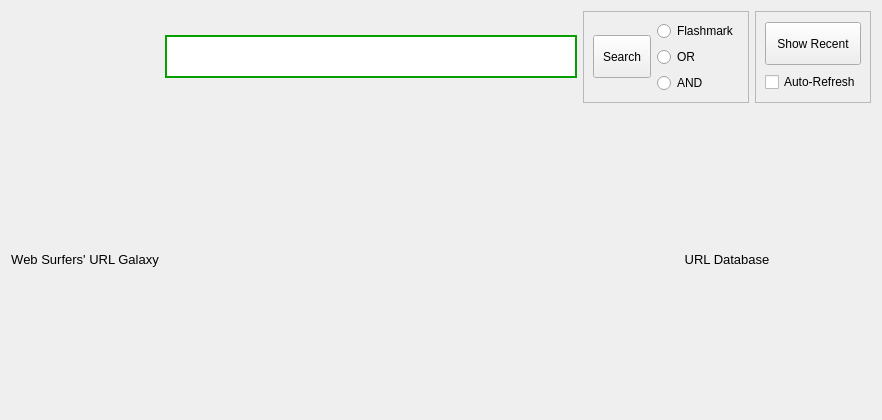
Before: the Qt Designer form ui/url-display.ui in berndhs/arado, drawn with Qt 5.
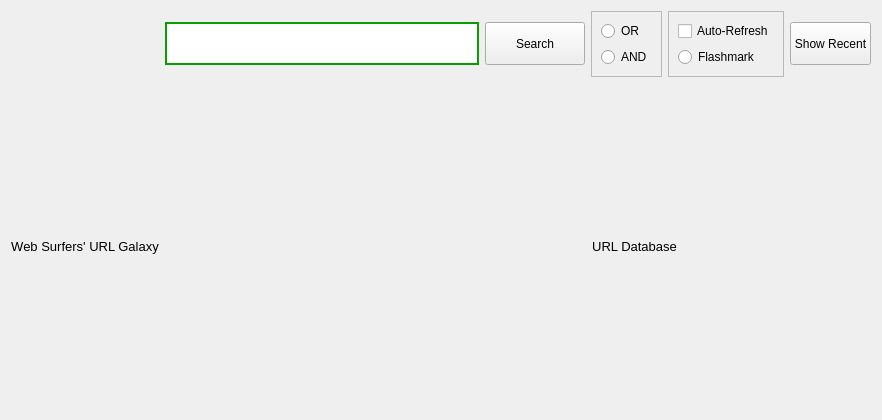
After: the same form once the commit is applied. Icons and pictures are not drawn.

```diff
--- a/ui/url-display.ui
+++ b/ui/url-display.ui
@@ -14,7 +14,9 @@
    <string>Form</string>
   </property>
   <layout class="QGridLayout" name="gridLayout_2">
-   <item row="0" column="0">
+   <item row="1" column="0">
+    <layout class="QVBoxLayout" name="urlDisplayLayout">
+     <item>
     <layout class="QGridLayout" name="gridLayout">
      <item row="1" column="0">
       <widget class="QPushButton" name="addUrlButton">
@@ -51,7 +53,7 @@
        </property>
       </widget>
      </item>
-     <item row="3" column="0">
+       <item row="4" column="0">
       <widget class="QLabel" name="label">
        <property name="sizePolicy">
         <sizepolicy hsizetype="Preferred" vsizetype="Preferred">
@@ -112,7 +114,7 @@
        </property>
       </widget>
      </item>
-     <item row="3" column="5">
+       <item row="4" column="5" colspan="2">
       <widget class="QLabel" name="bottomLabel">
        <property name="sizePolicy">
         <sizepolicy hsizetype="Expanding" vsizetype="Preferred">
@@ -145,7 +147,7 @@
        </property>
       </widget>
      </item>
-     <item row="3" column="2" colspan="3">
+       <item row="4" column="2" colspan="3">
       <widget class="QLabel" name="middleLabel">
        <property name="toolTip">
         <string>Arado Websearch • The Open Source Websearch empowering common people.</string>
@@ -158,7 +160,7 @@
        </property>
       </widget>
      </item>
-     <item row="1" column="5">
+       <item row="1" column="6">
       <layout class="QHBoxLayout" name="horizontalLayout_2">
        <item>
         <widget class="QFrame" name="searchGroup">
@@ -179,6 +181,94 @@
          </property>
          <layout class="QHBoxLayout" name="horizontalLayout">
           <item>
+             <layout class="QVBoxLayout" name="verticalLayout">
+              <item>
+               <widget class="QRadioButton" name="findOrButton">
+                <property name="font">
+                 <font>
+                  <pointsize>9</pointsize>
+                 </font>
+                </property>
+                <property name="layoutDirection">
+                 <enum>Qt::LeftToRight</enum>
+                </property>
+                <property name="text">
+                 <string>OR</string>
+                </property>
+                <attribute name="buttonGroup">
+                 <string>searchRadios</string>
+                </attribute>
+               </widget>
+              </item>
+              <item>
+               <widget class="QRadioButton" name="findAndButton">
+                <property name="font">
+                 <font>
+                  <pointsize>9</pointsize>
+                 </font>
+                </property>
+                <property name="text">
+                 <string>AND</string>
+                </property>
+                <attribute name="buttonGroup">
+                 <string>searchRadios</string>
+                </attribute>
+               </widget>
+              </item>
+             </layout>
+            </item>
+           </layout>
+          </widget>
+         </item>
+         <item>
+          <widget class="QFrame" name="recentGroup">
+           <property name="sizePolicy">
+            <sizepolicy hsizetype="Expanding" vsizetype="Preferred">
+             <horstretch>10</horstretch>
+             <verstretch>0</verstretch>
+            </sizepolicy>
+           </property>
+           <property name="frameShape">
+            <enum>QFrame::StyledPanel</enum>
+           </property>
+           <property name="frameShadow">
+            <enum>QFrame::Raised</enum>
+           </property>
+           <property name="lineWidth">
+            <number>2</number>
+           </property>
+           <layout class="QVBoxLayout" name="verticalLayout_2">
+            <item>
+             <widget class="QCheckBox" name="autoCheck">
+              <property name="layoutDirection">
+               <enum>Qt::LeftToRight</enum>
+              </property>
+              <property name="text">
+               <string>Auto-Refresh</string>
+              </property>
+             </widget>
+            </item>
+            <item>
+             <widget class="QRadioButton" name="findHashButton">
+              <property name="font">
+               <font>
+                <pointsize>9</pointsize>
+               </font>
+              </property>
+              <property name="text">
+               <string>Flashmark</string>
+              </property>
+              <attribute name="buttonGroup">
+               <string>searchRadios</string>
+              </attribute>
+             </widget>
+            </item>
+           </layout>
+          </widget>
+         </item>
+        </layout>
+       </item>
+       <item row="1" column="5">
            <widget class="QPushButton" name="searchButton">
             <property name="sizePolicy">
              <sizepolicy hsizetype="Expanding" vsizetype="Preferred">
@@ -239,80 +329,7 @@
             </property>
            </widget>
           </item>
-          <item>
-           <layout class="QVBoxLayout" name="verticalLayout">
-            <item>
-             <widget class="QRadioButton" name="findHashButton">
-              <property name="font">
-               <font>
-                <pointsize>9</pointsize>
-               </font>
-              </property>
-              <property name="text">
-               <string>Flashmark</string>
-              </property>
-              <attribute name="buttonGroup">
-               <string>searchRadios</string>
-              </attribute>
-             </widget>
-            </item>
-            <item>
-             <widget class="QRadioButton" name="findOrButton">
-              <property name="font">
-               <font>
-                <pointsize>9</pointsize>
-               </font>
-              </property>
-              <property name="layoutDirection">
-               <enum>Qt::LeftToRight</enum>
-              </property>
-              <property name="text">
-               <string>OR</string>
-              </property>
-              <attribute name="buttonGroup">
-               <string>searchRadios</string>
-              </attribute>
-             </widget>
-            </item>
-            <item>
-             <widget class="QRadioButton" name="findAndButton">
-              <property name="font">
-               <font>
-                <pointsize>9</pointsize>
-               </font>
-              </property>
-              <property name="text">
-               <string>AND</string>
-              </property>
-              <attribute name="buttonGroup">
-               <string>searchRadios</string>
-              </attribute>
-             </widget>
-            </item>
-           </layout>
-          </item>
-         </layout>
-        </widget>
-       </item>
-       <item>
-        <widget class="QFrame" name="recentGroup">
-         <property name="sizePolicy">
-          <sizepolicy hsizetype="Expanding" vsizetype="Preferred">
-           <horstretch>10</horstretch>
-           <verstretch>0</verstretch>
-          </sizepolicy>
-         </property>
-         <property name="frameShape">
-          <enum>QFrame::StyledPanel</enum>
-         </property>
-         <property name="frameShadow">
-          <enum>QFrame::Raised</enum>
-         </property>
-         <property name="lineWidth">
-          <number>2</number>
-         </property>
-         <layout class="QVBoxLayout" name="verticalLayout_2">
-          <item>
+       <item row="1" column="7">
            <widget class="QPushButton" name="recentButton">
             <property name="sizePolicy">
              <sizepolicy hsizetype="MinimumExpanding" vsizetype="Preferred">
@@ -350,27 +367,11 @@
             </property>
            </widget>
           </item>
-          <item>
-           <widget class="QCheckBox" name="autoCheck">
-            <property name="layoutDirection">
-             <enum>Qt::LeftToRight</enum>
-            </property>
-            <property name="text">
-             <string>Auto-Refresh</string>
-            </property>
-           </widget>
-          </item>
-         </layout>
-        </widget>
+      </layout>
        </item>
       </layout>
      </item>
     </layout>
-   </item>
-   <item row="1" column="0">
-    <layout class="QVBoxLayout" name="urlDisplayLayout"/>
-   </item>
-  </layout>
  </widget>
  <resources/>
  <connections/>
```
Left out of the diff: 11 changed lines with no effect on the pictures. Lines whose indentation alone changed are shown as unchanged.
